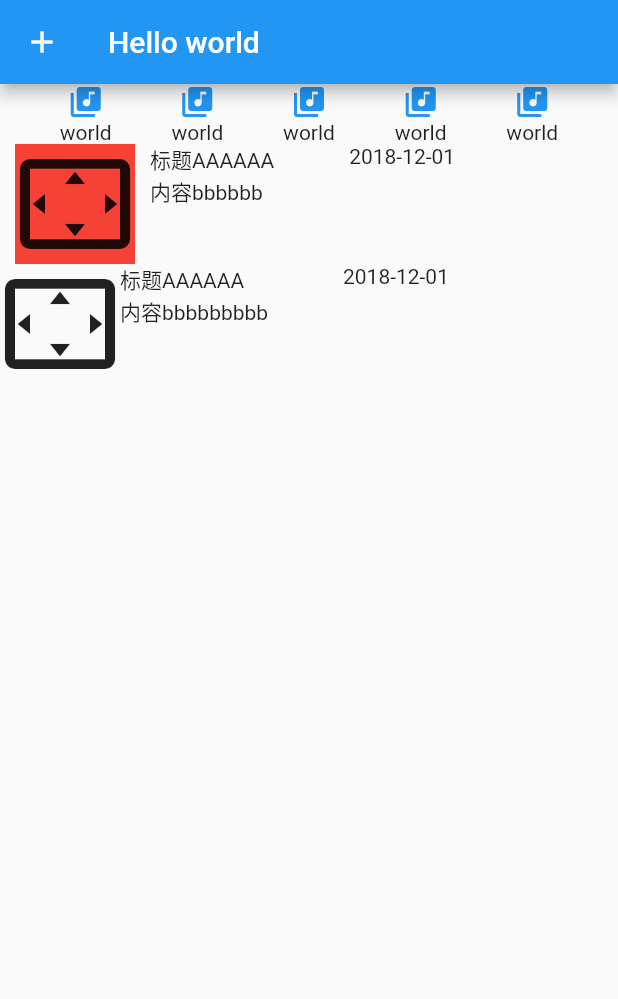
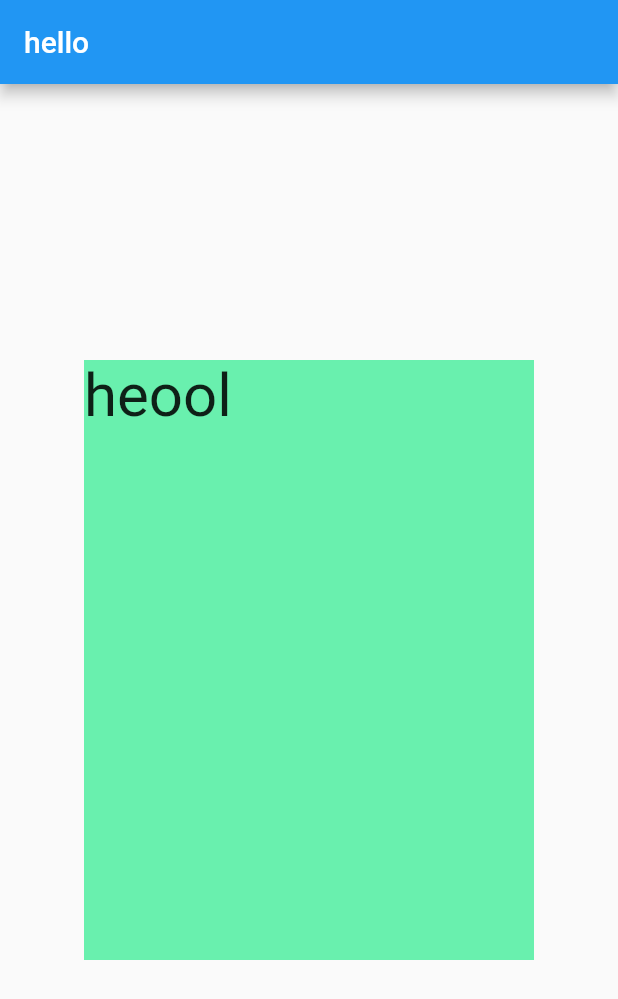
Before and after one commit to 453055141/flutter_app, a Flutter app: the screen it shows after launch, on a phone screen of 412 x 824 dp. Shown: the top 999 px of the screen. Run offline on Flutter 3.47's test engine with Material 2 defaults, Android fonts, the phone set to English and light mode, and no system bars; our stand-ins replace material_design_icons_flutter.

```diff
--- a/lib/login/LoginIn.dart
+++ b/lib/login/LoginIn.dart
@@ -17,7 +17,7 @@ class Login extends StatefulWidget {
 }
 
 class _LoginState extends State<Login> {
-  final _formKey = GlobalKey(FormState);
+  final _formKey = GlobalKey();
   String _email, _password;
   bool _isObscure = true;
   Color _eyeColor;
--- a/lib/main.dart
+++ b/lib/main.dart
@@ -1,155 +1,71 @@
+// Copyright 2018 The Chromium Authors. All rights reserved.
+// Use of this source code is governed by a BSD-style license that can be
+// found in the LICENSE file.
+
 import 'package:flutter/material.dart';
 
-void main() => runApp(MyApp());
-
-class MyApp extends StatelessWidget {
-  // This widget is the root of your application.
+class Hello extends StatelessWidget {
   @override
   Widget build(BuildContext context) {
-    return MaterialApp(
-      title: 'Flutter Demo',
-      theme: ThemeData(
-        primarySwatch: Colors.blue,
+    return Center(
+      child: Container(
+        color: Colors.greenAccent,
+        height: 400.0,
+        width: 300.0,
+        child: Text(
+          "heool",
+          style: TextStyle(fontSize: 40.0),
+        ),
       ),
-      home: MyHomePage(title: 'Flutter Demo Home Page'),
     );
   }
 }
 
-class MyHomePage extends StatefulWidget {
-  MyHomePage({Key key, this.title}) : super(key: key);
-  final String title;
-
-  @override
-  _MyHomePageState createState() => _MyHomePageState();
+void main() {
+  runApp(
+    MaterialApp(
+      debugShowCheckedModeBanner: false,
+      home: Scaffold(
+        appBar: AppBar(
+          title: Text("hello"),
+        ),
+        body: Hello(),
+      ),
+    ),
+  );
 }
 
-class _MyHomePageState extends State<MyHomePage> {
-  @override
-  Widget build(BuildContext context) {
-    return Scaffold(
-      appBar: AppBar(
-        leading: Icon(Icons.add),
-        title: Text('Hello world'),
-      ),
-      body: new ListView(
-        children: <Widget>[
-          Row(
-            crossAxisAlignment: CrossAxisAlignment.center,
-            mainAxisAlignment: MainAxisAlignment.spaceEvenly,
-            children: <Widget>[
-              Column(
-                children: <Widget>[
-                  Icon(
-                    Icons.library_music,
-                    color: Colors.blue,
-                  ),
-                  Text('world'),
-                ],
-              ),
-              Column(
-                children: <Widget>[
-                  Icon(
-                    Icons.library_music,
-                    color: Colors.blue,
-                  ),
-                  Text('world'),
-                ],
-              ),
-              Column(
-                children: <Widget>[
-                  Icon(
-                    Icons.library_music,
-                    color: Colors.blue,
-                  ),
-                  Text('world'),
-                ],
-              ),
-              Column(
-                children: <Widget>[
-                  Icon(
-                    Icons.library_music,
-                    color: Colors.blue,
-                  ),
-                  Text('world'),
-                ],
-              ),
-              Column(
-                children: <Widget>[
-                  Icon(
-                    Icons.library_music,
-                    color: Colors.blue,
-                  ),
-                  Text('world'),
-                ],
-              ),
-            ],
-          ),
-          //模仿
-          new Row(
-            crossAxisAlignment: CrossAxisAlignment.start,
-            mainAxisAlignment: MainAxisAlignment.start,
-            children: <Widget>[
-              Container(
-                width: 80.0,
-                height: 80.0,
-                color: Colors.red,
-                margin: EdgeInsets.only(left: 10.0),
-                child: Icon(
-                  Icons.settings_overscan,
-                  size: 80.0,
-                ),
-              ),
-              Padding(
-                padding: EdgeInsets.only(left: 10.0),
-                child: Column(
-                  crossAxisAlignment: CrossAxisAlignment.start,
-                  children: <Widget>[
-                    Text('标题AAAAAA'),
-                    Text('内容bbbbbb'),
-                  ],
-                ),
-              ),
-              Container(
-                padding: EdgeInsets.only(left: 50.0),
-                child: Text('2018-12-01'),
-              ),
-            ],
-          ),
-
-          //模仿
-          new Row(
-            crossAxisAlignment: CrossAxisAlignment.start,
-            mainAxisAlignment: MainAxisAlignment.start,
-            children: <Widget>[
-              Flexible(
-                child: Icon(
-                  Icons.settings_overscan,
-                  size: 80.0,
-                ),
-                flex: 1,
-              ),
-              Flexible(
-                child: Column(
-                  crossAxisAlignment: CrossAxisAlignment.start,
-                  children: <Widget>[
-                    Text('标题AAAAAA'),
-                    Text('内容bbbbbbbbb'),
-                  ],
-                ),
-                flex: 2,
-              ),
-              Flexible(
-                child: Container(
-                  padding: EdgeInsets.only(left: 50.0),
-                  child: Text('2018-12-01'),
-                ),
-                flex: 2,
-              ),
-            ],
-          ),
-        ],
-      ),
-    );
-  }
-}
+//void main() {
+//  runApp(
+//    MaterialApp(
+//      debugShowCheckedModeBanner: false,
+//      title: 'Hello Rectangle',
+//      home: Scaffold(
+//        appBar: AppBar(
+//          title: Text('Hello Rectangle'),
+//        ),
+//        body: HelloRectangle(),
+//      ),
+//    ),
+//  );
+//}
+//
+//class HelloRectangle extends StatelessWidget {
+//  @override
+//  Widget build(BuildContext context) {
+//    return Center(
+//      child: Container(
+//        color: Colors.greenAccent,
+//        height: 400.0,
+//        width: 300.0,
+//        child: Center(
+//          child: Text(
+//            'Hello!',
+//            style: TextStyle(fontSize: 40.0),
+//            textAlign: TextAlign.center,
+//          ),
+//        ),
+//      ),
+//    );
+//  }
+//}
```
Also changed, not shown: lib/view/text.dart (added, +155 -0 lines), 1 other file.
